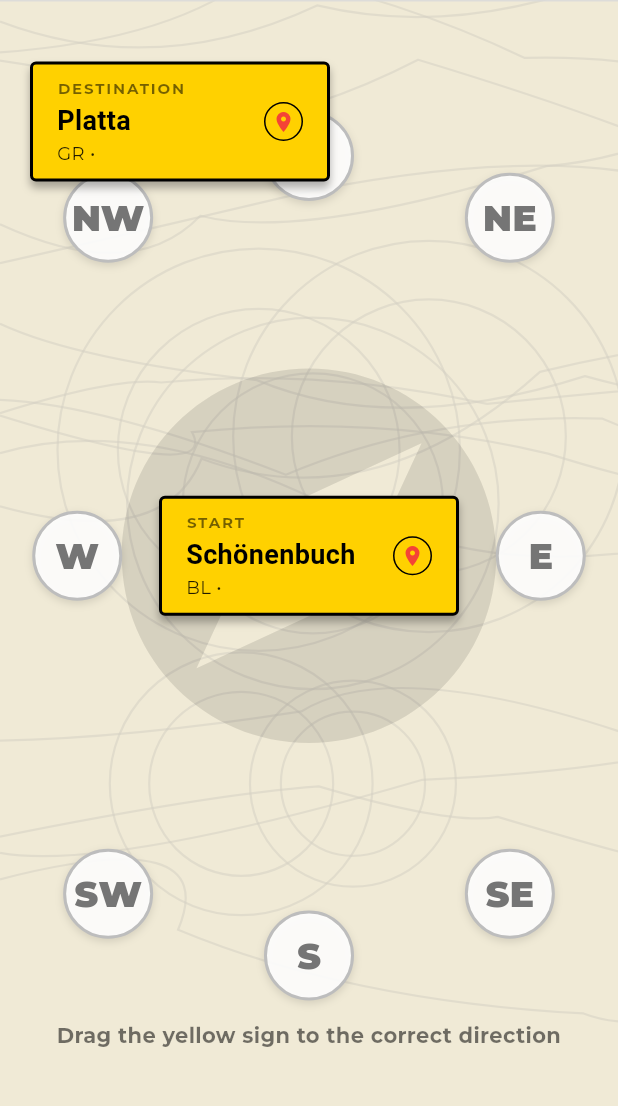
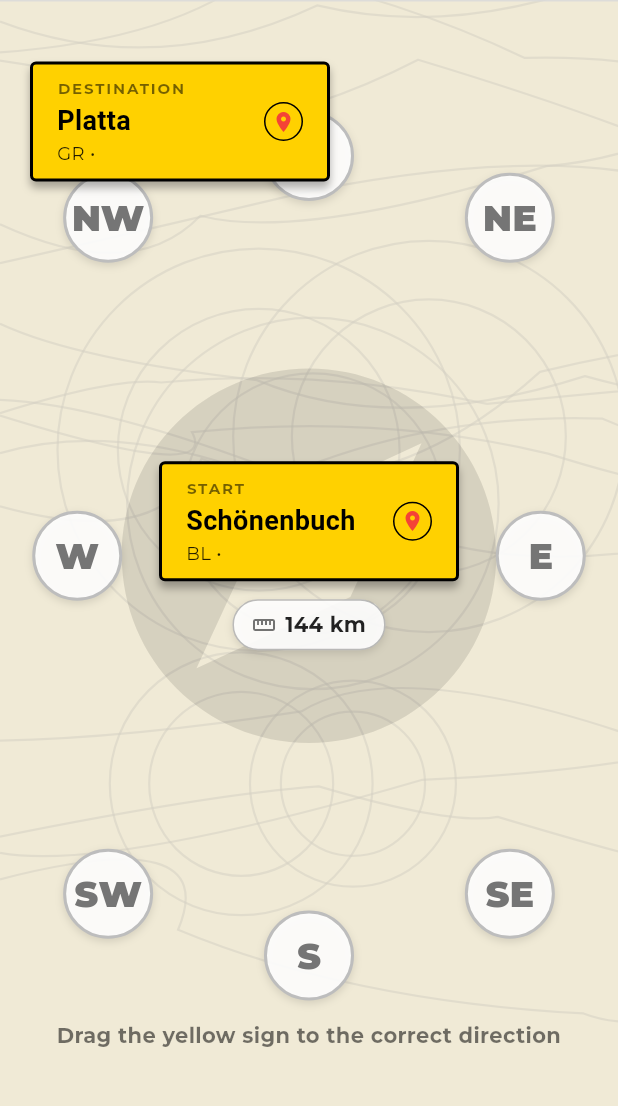
Before and after one commit to mikaelpolypoint-lgtm/Schweizologie, a Flutter app: the screen it shows after launch, on a phone screen of 412 x 824 dp, the part 126-1232 px from its top. Run offline on Flutter 3.47's test engine with Material 3 defaults, Android fonts, the phone set to English and light mode, and no system bars; our stand-ins replace cloud_firestore, firebase_auth, firebase_core, google_fonts, google_sign_in; accounts and stored records are empty.

Commit message:
Add distance indicator and fix game round logic

```diff
--- a/lib/providers/game_provider.dart
+++ b/lib/providers/game_provider.dart
@@ -99,6 +99,22 @@
     return (bearingDegrees + 360) % 360;
   }
 
+  double _calculateDistance(double lat1, double lon1, double lat2, double lon2) {
+    const p = 0.017453292519943295; // Math.PI / 180
+    final a = 0.5 - cos((lat2 - lat1) * p)/2 +
+          cos(lat1 * p) * cos(lat2 * p) *
+          (1 - cos((lon2 - lon1) * p))/2;
+    return 12742 * asin(sqrt(a)); // 2 * R; R = 6371 km
+  }
+
+  int get currentDistance {
+    if (_cityA == null || _cityB == null) return 0;
+    return _calculateDistance(
+      _cityA!.latitude, _cityA!.longitude,
+      _cityB!.latitude, _cityB!.longitude
+    ).round();
+  }
+
   Future<bool> makeGuess(Direction guess) async {
     if (_cityA == null || _cityB == null) return false;
 
@@ -176,8 +192,10 @@
   }
 
   void nextRound() {
+    print("nextRound called. Old A: ${_cityA?.name}, Old B: ${_cityB?.name}");
     _cityA = _cityB; // City B becomes City A
     _cityB = _getRandomCity(exclude: _cityA);
+    print("New A: ${_cityA?.name}, New B: ${_cityB?.name}");
     notifyListeners();
   }
 
--- a/lib/screens/game_screen.dart
+++ b/lib/screens/game_screen.dart
@@ -175,9 +175,39 @@
                             // Center: City A
                             Align(
                               alignment: Alignment.center,
-                              child: CitySign(
-                                city: game.cityA!,
-                                label: "Start",
+                              child: Column(
+                                mainAxisSize: MainAxisSize.min,
+                                children: [
+                                  CitySign(
+                                    city: game.cityA!,
+                                    label: "Start",
+                                  ),
+                                  const SizedBox(height: 12),
+                                  Container(
+                                    padding: const EdgeInsets.symmetric(horizontal: 12, vertical: 6),
+                                    decoration: BoxDecoration(
+                                      color: Colors.white.withOpacity(0.9),
+                                      borderRadius: BorderRadius.circular(20),
+                                      border: Border.all(color: Colors.black26),
+                                      boxShadow: const [BoxShadow(color: Colors.black12, blurRadius: 4, offset: Offset(0, 2))],
+                                    ),
+                                    child: Row(
+                                      mainAxisSize: MainAxisSize.min,
+                                      children: [
+                                        const Icon(Icons.straighten, size: 16, color: Colors.black54),
+                                        const SizedBox(width: 6),
+                                        Text(
+                                          "${game.currentDistance} km",
+                                          style: const TextStyle(
+                                            fontWeight: FontWeight.bold,
+                                            color: Colors.black87,
+                                            fontSize: 14,
+                                          ),
+                                        ),
+                                      ],
+                                    ),
+                                  ),
+                                ],
                               ),
                             ),
 
@@ -448,6 +478,11 @@
                 "New Score: ${game.score}",
                 style: const TextStyle(fontSize: 24, fontWeight: FontWeight.bold),
               ),
+              const SizedBox(height: 8),
+              Text(
+                "${game.cityA?.name} ➔ ${game.cityB?.name}",
+                style: const TextStyle(fontSize: 16, color: Colors.grey),
+              ),
             ],
           ),
         ),
```
Also changed, not shown: 3 other files.
